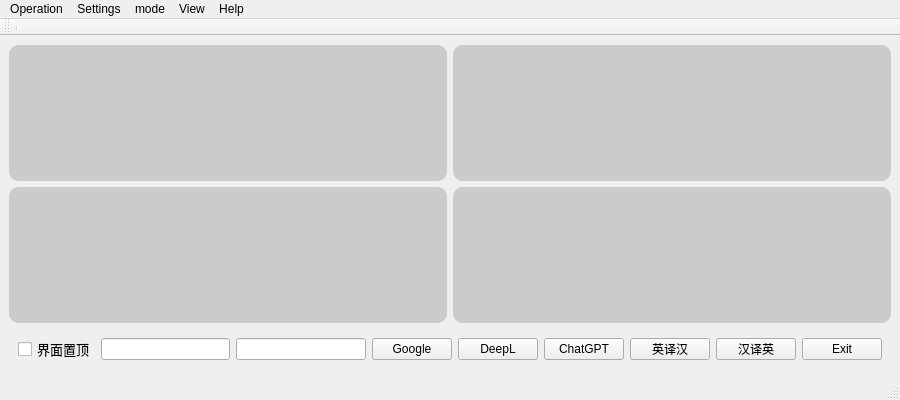
First picture: the form in form.ui, repository brilliantrough/not-powerful-translator, before the edit.
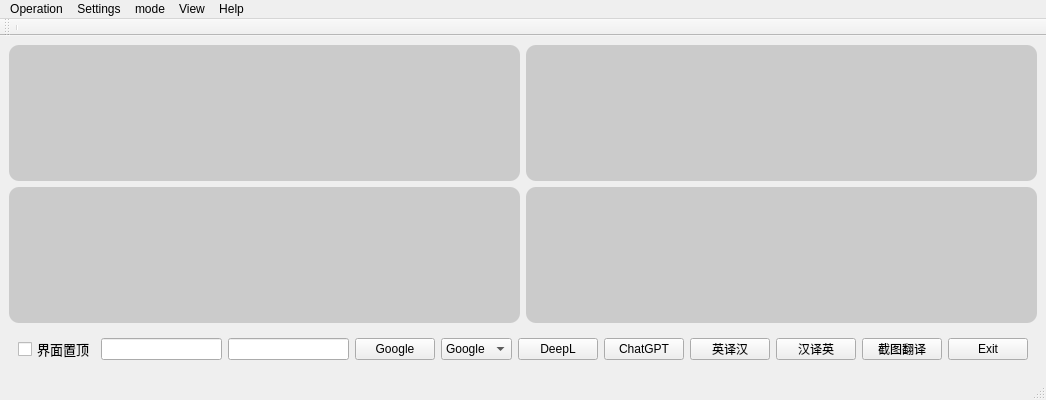
Second picture: the form after the edit.

Commit message: v2.0.0 截图翻译问世！

The edit to the form file:
```diff
--- a/form.ui
+++ b/form.ui
@@ -6,7 +6,7 @@
    <rect>
     <x>0</x>
     <y>0</y>
-    <width>900</width>
+    <width>1046</width>
     <height>400</height>
    </rect>
   </property>
@@ -67,13 +67,42 @@
          </item>
          <item>
           <widget class="QPushButton" name="googleBtn">
+           <property name="font">
+            <font>
+             <family>Arial</family>
+            </font>
+           </property>
            <property name="text">
             <string>Google</string>
            </property>
           </widget>
          </item>
+         <item>
+          <widget class="QComboBox" name="engineBox">
+           <item>
+            <property name="text">
+             <string>Google</string>
+            </property>
+           </item>
+           <item>
+            <property name="text">
+             <string>DeepL</string>
+            </property>
+           </item>
+           <item>
+            <property name="text">
+             <string>OpenAI</string>
+            </property>
+           </item>
+          </widget>
+         </item>
          <item>
           <widget class="QPushButton" name="deeplBtn">
+           <property name="font">
+            <font>
+             <family>Arial</family>
+            </font>
+           </property>
            <property name="text">
             <string>DeepL</string>
            </property>
@@ -81,6 +110,11 @@
          </item>
          <item>
           <widget class="QPushButton" name="chatgptBtn">
+           <property name="font">
+            <font>
+             <family>Arial</family>
+            </font>
+           </property>
            <property name="text">
             <string>ChatGPT</string>
            </property>
@@ -100,8 +134,25 @@
            </property>
           </widget>
          </item>
+         <item>
+          <widget class="QPushButton" name="screenshotBtn">
+           <property name="font">
+            <font>
+             <family>黑体</family>
+            </font>
+           </property>
+           <property name="text">
+            <string>截图翻译</string>
+           </property>
+          </widget>
+         </item>
          <item>
           <widget class="QPushButton" name="exitBtn">
+           <property name="font">
+            <font>
+             <family>Arial</family>
+            </font>
+           </property>
            <property name="text">
             <string>Exit</string>
            </property>
@@ -173,7 +224,8 @@
         <property name="styleSheet">
          <string notr="true">background-color: rgb(203, 203, 203);
 border-color: rgb(170, 0, 0);
-border-radius: 10px;</string>
+border-radius: 10px;
+line-height: 20px;</string>
         </property>
        </widget>
       </item>
@@ -186,7 +238,7 @@
     <rect>
      <x>0</x>
      <y>0</y>
-     <width>900</width>
+     <width>1046</width>
      <height>26</height>
     </rect>
    </property>
```
The commit also changes 19 other files.
